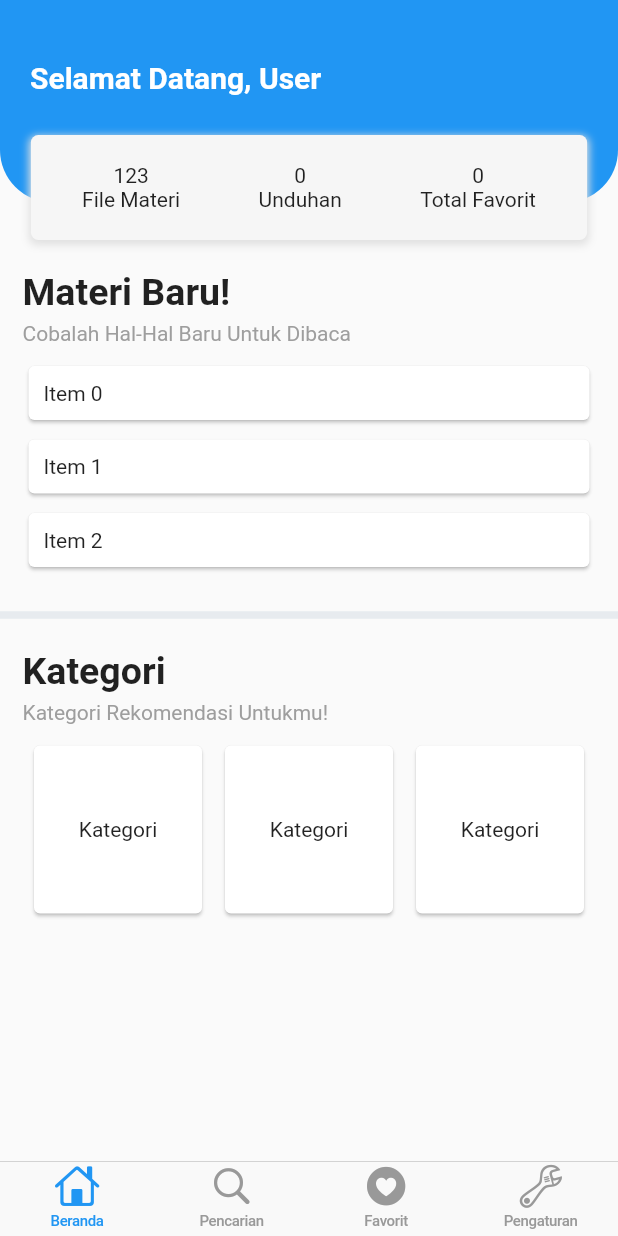
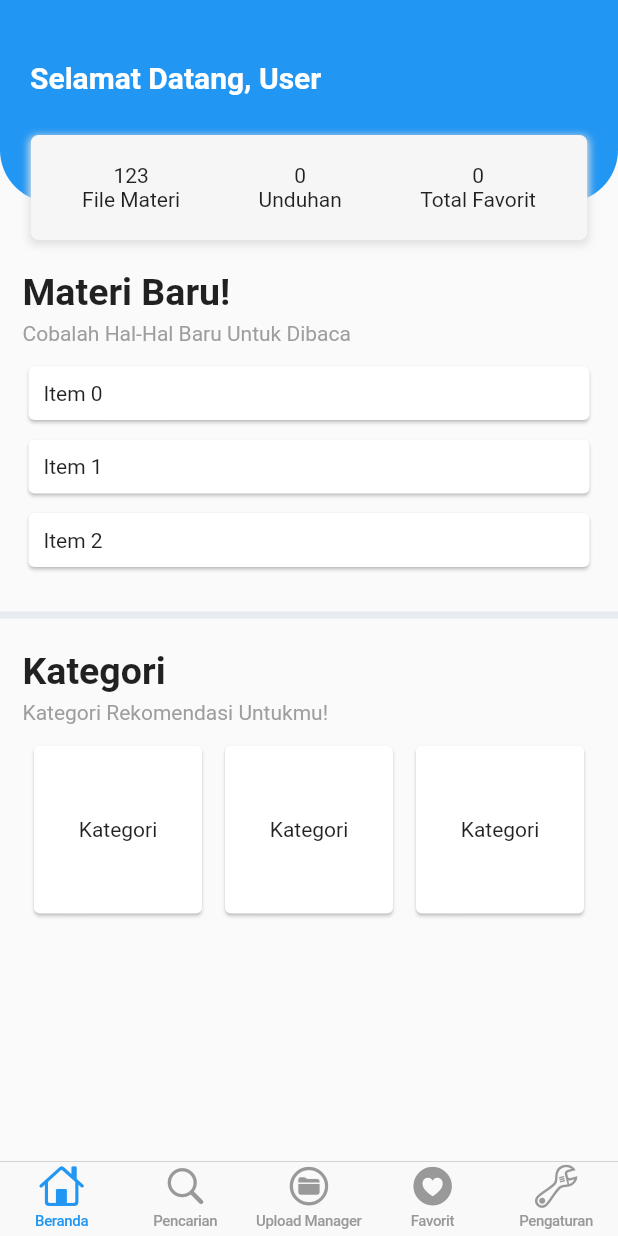
Before and after one commit to Dapuluous/CapstoneProject, a Flutter app: the screen it shows after launch, after a tap on "Login", on a phone screen of 412 x 824 dp. Run offline on Flutter 3.47's test engine with Material 2 defaults, Android fonts, the phone set to English and light mode, and no system bars.

Commit message:
Added page tambah materi; Fixed overflow in login page; Adjustment to some pages

```diff
--- a/lib/ui/login_page.dart
+++ b/lib/ui/login_page.dart
@@ -6,6 +6,7 @@ class LoginPage extends StatelessWidget {
   @override
   Widget build(BuildContext Context) {
     return Scaffold(
+      resizeToAvoidBottomInset: false,
       body: Container(
         width: double.infinity,
         decoration: BoxDecoration(
@@ -26,7 +27,7 @@ class LoginPage extends StatelessWidget {
                     )
                 ),
                 child: InputWrapper(),
-              )
+              ),
             ),
           ],
         ),
--- a/lib/ui/page_main.dart
+++ b/lib/ui/page_main.dart
@@ -1,4 +1,5 @@
 import 'package:capstone_project/ui/login_page.dart';
+import 'package:capstone_project/ui/ui_main/file_manager_page.dart';
 import 'package:flutter/material.dart';
 import 'package:flutter/cupertino.dart';
 import 'package:capstone_project/ui/ui_main/home_page.dart';
@@ -21,6 +22,10 @@ class PageMain extends StatelessWidget {
             label: "Pencarian",
           ),
           BottomNavigationBarItem(
+            icon: Icon(CupertinoIcons.folder_circle),
+            label: "Upload Manager",
+          ),
+          BottomNavigationBarItem(
             icon: Icon(CupertinoIcons.heart_circle_fill),
             label: "Favorit",
           ),
@@ -37,8 +42,10 @@ class PageMain extends StatelessWidget {
           case 1:
             return SearchPage();
           case 2:
+            return FileManagerPage();
+          case 3:
             return FavoritePage(items: List<String>.generate(3, (i) => 'Item $i'));
-          case 3:
+          case 4:
             return SettingsPage();
           default:
             return const Center(
--- a/lib/ui/ui_login/InputWrapper.dart
+++ b/lib/ui/ui_login/InputWrapper.dart
@@ -6,7 +6,7 @@ class InputWrapper extends StatelessWidget{
   @override
   Widget build(BuildContext context){
     return Padding(
-      padding: EdgeInsets.all(30),
+      padding: EdgeInsets.all(20),
       child: Column(
         children: <Widget>[
           SizedBox(height: 40,),
@@ -17,8 +17,6 @@ class InputWrapper extends StatelessWidget{
             ),
             child: InputField(),
           ),
-          SizedBox(height: 40,),
-          Text("Forgot Password", style: TextStyle(color: Colors.grey),),
           SizedBox(height: 40,),
 
           ElevatedButton(
--- a/lib/ui/ui_main/home_page.dart
+++ b/lib/ui/ui_main/home_page.dart
@@ -13,7 +13,7 @@ class HomePage extends StatelessWidget {
           child: Column(
             crossAxisAlignment: CrossAxisAlignment.start,
             children: <Widget>[
-              Container(
+              SizedBox(
                 height: 160,
                 child: Stack(
                   alignment: Alignment.center,
@@ -23,21 +23,21 @@ class HomePage extends StatelessWidget {
                         alignment: Alignment.topCenter,
                         child: Container(
                           height: 135,
-                          decoration: BoxDecoration(
+                          decoration: const BoxDecoration(
                             color: Colors.blue,
                             borderRadius: BorderRadius.only(bottomLeft: Radius.circular(35), bottomRight: Radius.circular(35)),
                           ),
                         ),
                       ),
                     ),
-                    Positioned.fill(
+                    const Positioned.fill(
                       child: Align(
                         alignment: Alignment.centerLeft,
                         child: Padding(
-                          padding: const EdgeInsets.only(left: 20.0),
-                          child: Container(
+                          padding: EdgeInsets.only(left: 20.0),
+                          child: SizedBox(
                             height: 80,
-                            child: const Text(
+                            child: Text(
                                 "Selamat Datang, User",
                               style: TextStyle(
                                 fontSize: 20,
@@ -56,11 +56,11 @@ class HomePage extends StatelessWidget {
                           widthFactor: 0.9,
                           child: Container(
                             decoration: const BoxDecoration(
-                              color: const Color(0xFFf6f6f6),
+                              color: Color(0xFFf6f6f6),
                               borderRadius: BorderRadius.all(Radius.circular(5)),
                               boxShadow: [
                                 BoxShadow(
-                                  color: const Color(0xFFe0e0e0),
+                                  color: Color(0xFFe0e0e0),
                                   spreadRadius: 1,
                                   blurRadius: 4,
                                   offset: Offset(0, 2), // changes position of shadow
@@ -74,7 +74,7 @@ class HomePage extends StatelessWidget {
                                 padding: const EdgeInsets.all(8.0),
                                 child: Row(
                                   mainAxisAlignment: MainAxisAlignment.spaceAround,
-                                  children: [
+                                  children: const <Widget>[
                                     Text(
                                       "123\nFile Materi",
                                       textAlign: TextAlign.center,
@@ -101,8 +101,7 @@ class HomePage extends StatelessWidget {
                 ),
               ),
 
-              Container(
-                child: Padding(
+              Padding(
                 padding: const EdgeInsets.only(top: 20.0, left: 15, right: 15, bottom: 15),
                 child: Column(
                   crossAxisAlignment: CrossAxisAlignment.start,
@@ -127,40 +126,34 @@ class HomePage extends StatelessWidget {
 
                     Padding(
                       padding: const EdgeInsets.only(top: 10.0),
-                        child: Container(
                       child: ListView.builder(
                         padding: EdgeInsets.zero,
                         scrollDirection: Axis.vertical,
                         shrinkWrap: true,
                         itemCount: items.length,
                         itemBuilder: (context, index) {
-                              return Container(
-                                child: Padding(
-                                  padding: EdgeInsets.only(bottom: 5),
+                          return Padding(
+                            padding: const EdgeInsets.only(bottom: 5),
                             child: Card(
                               child: Padding(
                                 padding: const EdgeInsets.only(bottom: 10, left: 10, top: 10),
                                 child: Text(items[index]),
                               ),
                             ),
-                                ),
                           );
                         },
-                          ),
                       ),
                     ),
                   ],
                 ),
               ),
-              ),
 
               const Divider(
                 thickness: 5,
-                color: const Color(0xff16185078)
+                color: Color(0xff16185078)
               ),
 
-              Container(
-                child: Padding(
+              Padding(
                 padding: const EdgeInsets.all(15.0),
                 child: Column(
                   crossAxisAlignment: CrossAxisAlignment.start,
@@ -185,39 +178,36 @@ class HomePage extends StatelessWidget {
 
                     Padding(
                       padding: const EdgeInsets.only(top: 10.0),
-                        child: Container(
                       child: Row(
                         mainAxisAlignment: MainAxisAlignment.spaceAround,
-                            children: [
-                              Container(
+                        children: const <Widget>[
+                          SizedBox(
                             width: 120,
                             height: 120,
-                                child: const Card(
+                            child: Card(
                               child: Center(child: Text("Kategori")),
                             ),
                           ),
 
-                              Container(
+                          SizedBox(
                             width: 120,
                             height: 120,
-                                child: const Card(
+                            child: Card(
                               child: Center(child: Text("Kategori")),
                             ),
                           ),
 
-                              Container(
+                          SizedBox(
                             width: 120,
                             height: 120,
-                                child: const Card(
+                            child: Card(
                               child: Center(child: Text("Kategori")),
                             ),
                           ),
                         ],
                       ),
                     ),
-                      ),
                   ],
-                  ),
                 ),
               ),
             ],
--- a/lib/ui/ui_main/search_page.dart
+++ b/lib/ui/ui_main/search_page.dart
@@ -3,8 +3,6 @@ import 'package:flutter/material.dart';
 import 'package:flutter/cupertino.dart';
 
 class SearchPage extends StatefulWidget {
-  const SearchPage({Key? key}) : super(key: key);
-
   @override
   _SearchPageState createState() => new _SearchPageState();
 }
```
Also changed, not shown: lib/ui/page_detail.dart (+31 -21 lines), lib/ui/ui_form/tambah_materi.dart (added, +106 -0 lines), lib/ui/ui_main/file_manager_page.dart (added, +174 -0 lines), pubspec.lock. Lines whose indentation alone changed are shown as unchanged.
